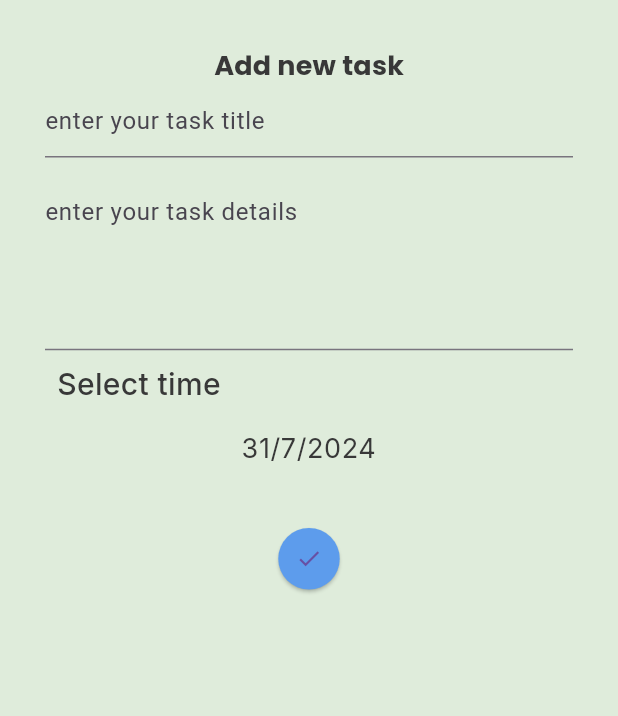
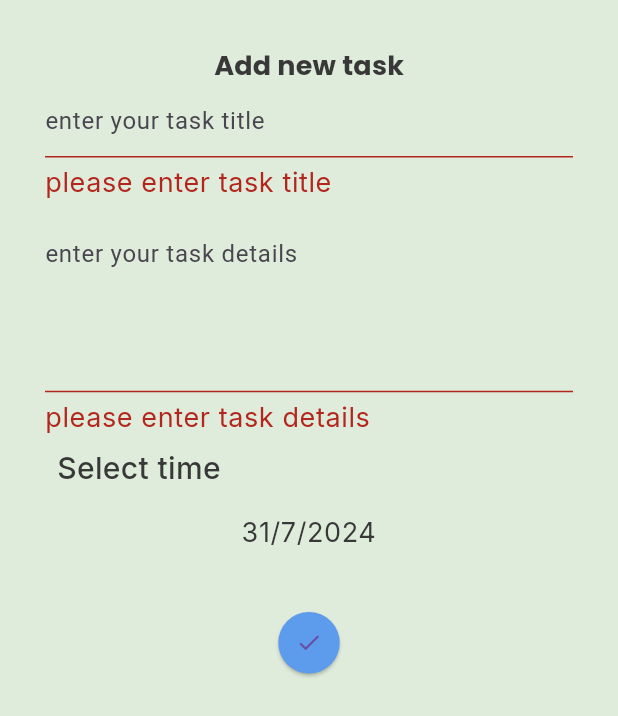
Before and after one commit to Nayera200177/ToDo, a Flutter app: the AddTaskBottomSheet widget shown alone on an empty page, opened directly, after a tap on the "check" icon, on a phone screen of 412 x 824 dp. Shown: the top 716 px of the screen. Run offline on Flutter 3.47's test engine with Material 3 defaults, Android fonts, the phone set to English and light mode, and no system bars; our stand-ins replace google_fonts.

Commit message:
added task bottom sheet

```diff
--- a/lib/home/task_list/add_task_bottom_sheet.dart
+++ b/lib/home/task_list/add_task_bottom_sheet.dart
@@ -9,6 +9,9 @@ class AddTaskBottomSheet extends StatefulWidget {
 
 class _AddTaskBottomSheetState extends State<AddTaskBottomSheet> {
   var selectDate = DateTime.now();
+  var formkey =GlobalKey<FormState>();
+  String title = '';
+  String description = '';
   @override
   Widget build(BuildContext context) {
     return  Container(
@@ -17,10 +20,23 @@ class _AddTaskBottomSheetState extends State<AddTaskBottomSheet> {
         children: [
           Text('Add new task',
           style: Theme.of(context).textTheme.titleMedium,),
-          Form(child: Column(
+          Form(
+              key: formkey,
+              child: Column(
             crossAxisAlignment: CrossAxisAlignment.stretch,
             children: [
               TextFormField(
+                onChanged: (text){
+                  title = text;
+                },
+                validator: (text){
+                  if(text == null || text.isEmpty){
+                    return 'please enter task title';
+                  }
+                  else{
+                    return null;
+                  }
+                },
                 decoration: InputDecoration(
                   hintText: 'enter your task title'
                 ),
@@ -29,6 +45,18 @@ class _AddTaskBottomSheetState extends State<AddTaskBottomSheet> {
                 height: MediaQuery.of(context).size.height*0.02,
               ),
               TextFormField(
+                onChanged: (text){
+                  description = text;
+                },
+                validator: (text){
+                  if(text == null || text.isEmpty){
+                    return 'please enter task details';
+                  }
+                  else{
+                    return null;
+                  }
+                },
+
                 decoration: InputDecoration(
                   hintText: 'enter your task details'
                 ),
@@ -45,7 +73,8 @@ class _AddTaskBottomSheetState extends State<AddTaskBottomSheet> {
                   onTap: (){
                     showCalender();
                   },
-                  child: Text('31/7/2024',
+                  child: Text('${selectDate.day}/${selectDate.month}/'
+                    '${selectDate.year}',
                   textAlign: TextAlign.center,
                   style: Theme.of(context).textTheme.bodySmall,
                   ),
@@ -53,18 +82,17 @@ class _AddTaskBottomSheetState extends State<AddTaskBottomSheet> {
               ),
               Padding(
                 padding: const EdgeInsets.all(30.0),
-                child: ElevatedButton.icon(onPressed: (){}, icon: Icon(Icons.check,), label: Text(''),
+                child: ElevatedButton.icon(onPressed: (){
+                  addTask();
+                }, icon: Icon(Icons.check,), label: Text(''),
                   style:
                   ElevatedButton.styleFrom(
                     shape: CircleBorder(),
                     padding: EdgeInsets.fromLTRB(18, 10, 10, 10),
                     backgroundColor: AppColors.primayColor
                   ),
-
-
                 ),
               )
-
             ],
           ))
         ],
@@ -80,5 +108,12 @@ class _AddTaskBottomSheetState extends State<AddTaskBottomSheet> {
         lastDate: DateTime.now().add(Duration(days: 365))
     );
     selectDate = chosenDate ?? selectDate;
+    setState(() {
+
+    });
+  }
+
+  void addTask() {
+    if(formkey.currentState?.validate() == true){}
   }
 }
```
